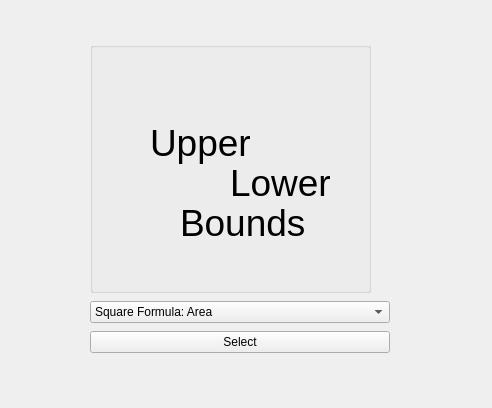
ayham-1/upperLowerBounds, file src/gui/mainWindow.ui: the form before one commit.
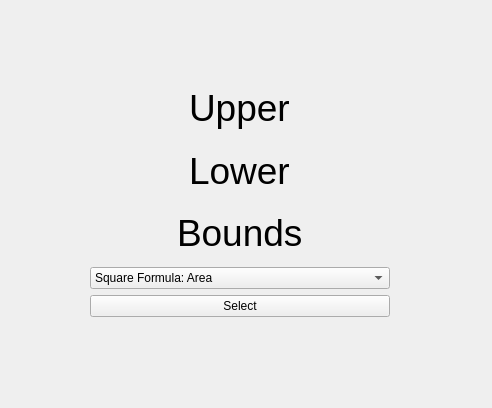
The form after the commit.

Commit message: Fix UI glitch on windows.

The edit to the form file:
```diff
--- a/src/gui/mainWindow.ui
+++ b/src/gui/mainWindow.ui
@@ -18,56 +18,16 @@
     <property name="geometry">
      <rect>
       <x>90</x>
-      <y>40</y>
+      <y>80</y>
       <width>300</width>
-      <height>315</height>
+      <height>237</height>
      </rect>
     </property>
     <layout class="QVBoxLayout" name="verticalLayout">
      <item>
-      <widget class="QGroupBox" name="groupBox">
-       <property name="minimumSize">
-        <size>
-         <width>281</width>
-         <height>251</height>
-        </size>
-       </property>
-       <property name="maximumSize">
-        <size>
-         <width>281</width>
-         <height>251</height>
-        </size>
-       </property>
-       <property name="title">
-        <string/>
-       </property>
-       <widget class="QLabel" name="label">
-        <property name="geometry">
-         <rect>
-          <x>60</x>
-          <y>80</y>
-          <width>104</width>
-          <height>42</height>
-         </rect>
-        </property>
-        <property name="font">
-         <font>
-          <pointsize>28</pointsize>
-         </font>
-        </property>
-        <property name="text">
-         <string>Upper</string>
-        </property>
-       </widget>
+      <layout class="QGridLayout" name="gridLayout">
+       <item row="2" column="0" alignment="Qt::AlignHCenter">
        <widget class="QLabel" name="label_2">
-        <property name="geometry">
-         <rect>
-          <x>140</x>
-          <y>120</y>
-          <width>104</width>
-          <height>42</height>
-         </rect>
-        </property>
         <property name="font">
          <font>
           <pointsize>28</pointsize>
@@ -77,15 +37,9 @@
          <string>Lower</string>
         </property>
        </widget>
+       </item>
+       <item row="4" column="0" alignment="Qt::AlignHCenter">
        <widget class="QLabel" name="label_3">
-        <property name="geometry">
-         <rect>
-          <x>90</x>
-          <y>160</y>
-          <width>127</width>
-          <height>42</height>
-         </rect>
-        </property>
         <property name="font">
          <font>
           <pointsize>28</pointsize>
@@ -95,7 +49,20 @@
          <string>Bounds</string>
         </property>
        </widget>
-      </widget>
+       </item>
+       <item row="1" column="0" alignment="Qt::AlignHCenter">
+        <widget class="QLabel" name="label_4">
+         <property name="font">
+          <font>
+           <pointsize>28</pointsize>
+          </font>
+         </property>
+         <property name="text">
+          <string>Upper</string>
+         </property>
+        </widget>
+       </item>
+      </layout>
      </item>
      <item>
       <widget class="QComboBox" name="formulaBox">
```
Lines whose indentation alone changed are shown as unchanged.
